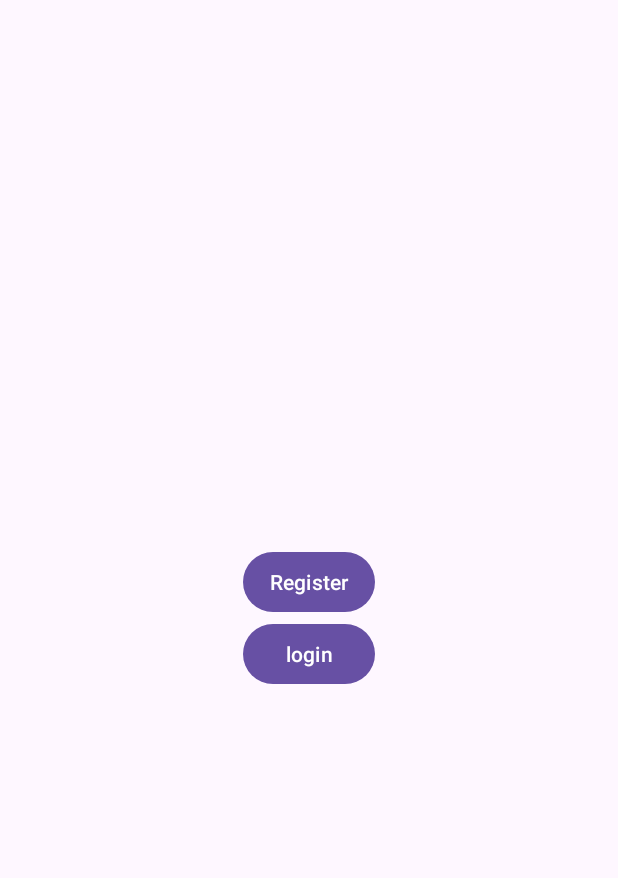
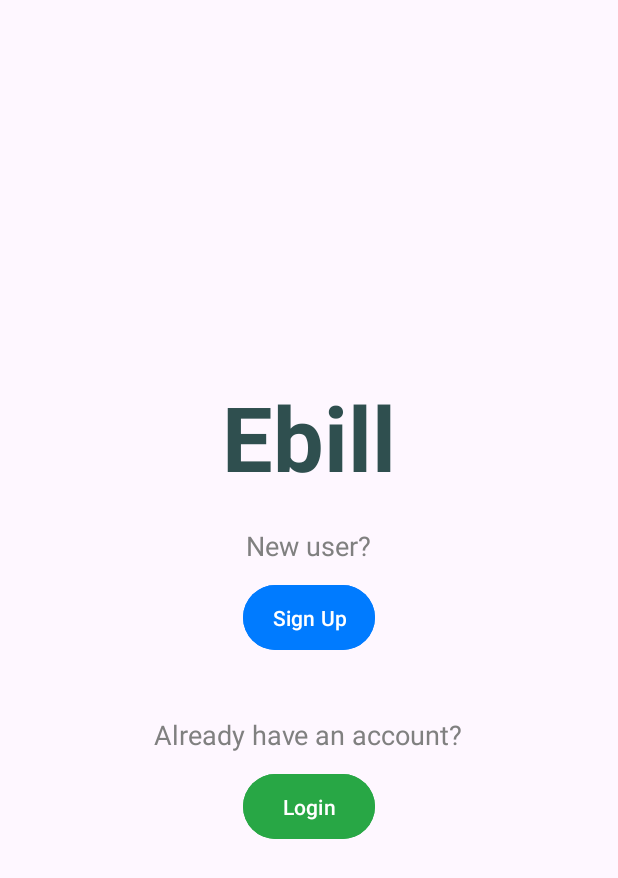
Before and after one commit to Vidhya-Soloman/Main-Project, an Android app: the screen it shows after launch (Demo), on a phone screen of 412 x 824 dp. Shown: the top 878 px of the screen. Run offline under Robolectric (Android 15) with nearby library versions, the phone set to English and light mode, and no system bars.

Commit message:
second commit

```diff
--- a/ebill/app/build.gradle.kts
+++ b/ebill/app/build.gradle.kts
@@ -47,6 +47,9 @@ dependencies {
     implementation ("com.google.firebase:firebase-analytics")
     implementation ("com.google.firebase:firebase-auth:22.3.1")
     implementation ("com.google.firebase:firebase-firestore:24.7.1")
+    implementation ("com.google.android.material:material:1.4.0") // or the latest version
+
+
 
 
 }
--- a/ebill/app/src/main/java/com/example/demo/Demo.java
+++ b/ebill/app/src/main/java/com/example/demo/Demo.java
@@ -15,6 +15,7 @@ public class Demo extends AppCompatActivity {
     protected void onCreate(Bundle savedInstanceState) {
         super.onCreate(savedInstanceState);
         setContentView(R.layout.activity_main);
+        getWindow().getDecorView().setSystemUiVisibility(View.SYSTEM_UI_FLAG_LAYOUT_STABLE | View.SYSTEM_UI_FLAG_FULLSCREEN);
 
         Button registerButton = findViewById(R.id.register_button);
         registerButton.setOnClickListener(new View.OnClickListener() {
--- a/ebill/app/src/main/res/layout/activity_main.xml
+++ b/ebill/app/src/main/res/layout/activity_main.xml
@@ -1,22 +1,70 @@
 <?xml version="1.0" encoding="utf-8"?>
 <LinearLayout xmlns:android="http://schemas.android.com/apk/res/android"
+    xmlns:app="http://schemas.android.com/apk/res-auto"
     android:layout_width="match_parent"
     android:layout_height="match_parent"
     android:orientation="vertical"
     android:gravity="center"
-    android:padding="20dp">
+    android:paddingStart="20dp"
+    android:paddingEnd="20dp"
+    android:paddingBottom="40dp"
+    android:fitsSystemWindows="true"
+    android:paddingTop="30dp">
 
-    <Button
+    <!-- Title TextView -->
+    <TextView
+        android:id="@+id/title"
+        android:layout_width="wrap_content"
+        android:layout_height="wrap_content"
+        android:layout_marginBottom="20dp"
+        android:text="Ebill"
+        android:textAlignment="center"
+        android:textSize="60sp"
+        android:textStyle="bold"
+        android:textColor="#2F4F4F" />
+
+    <!-- New User TextView -->
+    <TextView
+        android:id="@+id/new_user_text"
+        android:layout_width="wrap_content"
+        android:layout_height="wrap_content"
+        android:text="New user?"
+        android:textSize="18sp"
+        android:textColor="#808080"
+        android:layout_marginBottom="10dp" />
+
+    <!-- Sign Up Button with blue color and rounded corners -->
+    <com.google.android.material.button.MaterialButton
         android:id="@+id/register_button"
         android:layout_width="wrap_content"
         android:layout_height="wrap_content"
-        android:text="Register"
-        android:padding="10dp"/>
+        android:text="Sign Up"
+        android:textColor="#FFFFFF"
+        android:padding="12dp"
+        android:backgroundTint="#007BFF"
+        android:layout_marginBottom="20dp"
+        app:cornerRadius="24dp" /> <!-- Rounded corners -->
 
-    <Button
+    <!-- Already have an account? TextView above the Login button -->
+    <TextView
+        android:id="@+id/already_account_text"
+        android:layout_width="wrap_content"
+        android:layout_height="wrap_content"
+        android:text="Already have an account?"
+        android:textSize="18sp"
+        android:textColor="#808080"
+        android:layout_marginTop="20dp"
+        android:layout_marginBottom="10dp" />
+
+    <!-- Login Button with green color and rounded corners -->
+    <com.google.android.material.button.MaterialButton
         android:id="@+id/login"
         android:layout_width="wrap_content"
         android:layout_height="wrap_content"
-        android:text="login" />
+        android:text="Login"
+        android:textColor="#FFFFFF"
+        android:padding="12dp"
+        android:backgroundTint="#28A745"
+        app:cornerRadius="24dp" /> <!-- Rounded corners -->
 
 </LinearLayout>
--- a/ebill/app/src/main/res/values/themes.xml
+++ b/ebill/app/src/main/res/values/themes.xml
@@ -3,6 +3,9 @@
     <style name="Base.Theme.Demo" parent="Theme.Material3.DayNight.NoActionBar">
         <!-- Customize your light theme here. -->
         <!-- <item name="colorPrimary">@color/my_light_primary</item> -->
+
+        <!-- Set the status bar color to transparent -->
+       <!-- <item name="android:statusBarColor">@android:color/transparent</item>-->
     </style>
 
     <style name="Theme.Demo" parent="Base.Theme.Demo" />
```
